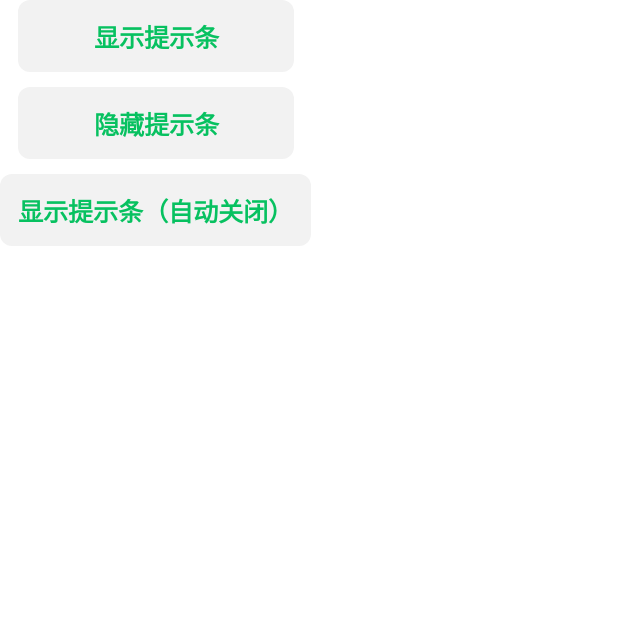
After one commit to ouyangsl/weui-compose, an Android app built with Jetpack Compose: the composable TopTipsSampleScreen shown on its own in the app's theme, on a phone screen of 412 x 824 dp, the top half of it. The commit adds this screen. Run offline under Robolectric (Android 15) with nearby library versions, the phone set to English and light mode, and no system bars.

Commit message:
添加 TopTip

```diff
--- a/common/src/commonMain/kotlin/weui/sample/Menu.kt
+++ b/common/src/commonMain/kotlin/weui/sample/Menu.kt
@@ -55,7 +55,7 @@ enum class Menu(
     Msg(title = "提示页", available = false),
     Picker(title = "多列选择器", available = false),
     Toast(title = "弹出式提示", available = false),
-    TopTips(title = "顶部提示条", available = false)
+    TopTips(title = "顶部提示条", available = true)
 }
 
 /**
--- a/common/src/commonMain/kotlin/weui/sample/SampleScreen.kt
+++ b/common/src/commonMain/kotlin/weui/sample/SampleScreen.kt
@@ -8,6 +8,7 @@ import androidx.compose.ui.Modifier
 import androidx.compose.ui.unit.dp
 import weui.sample.button.ButtonSampleScreen
 import weui.sample.dialog.DialogSampleScreen
+import weui.sample.dialog.TopTipsSampleScreen
 import weui.sample.progress.ProgressSampleScreen
 
 /**
@@ -25,6 +26,7 @@ fun SampleScreen(
             Menu.Button -> ButtonSampleScreen(sampleModifier)
             Menu.Progress -> ProgressSampleScreen(sampleModifier)
             Menu.Dialog -> DialogSampleScreen(sampleModifier)
+            Menu.TopTips -> TopTipsSampleScreen(sampleModifier)
             null -> NullSampleScreen(sampleModifier)
             else -> NotAvailableSampleScreen(sampleModifier)
         }
--- /dev/null
+++ b/common/src/commonMain/kotlin/weui/sample/dialog/TopTipsSampleScreen.kt
@@ -0,0 +1,52 @@
+package weui.sample.dialog
+
+import androidx.compose.foundation.layout.Arrangement
+import androidx.compose.foundation.layout.Column
+import androidx.compose.runtime.*
+import androidx.compose.ui.Alignment
+import androidx.compose.ui.Modifier
+import androidx.compose.ui.unit.dp
+import kotlinx.coroutines.delay
+import weui.components.button.Button
+import weui.components.dialog.TopTips
+
+@Composable
+fun TopTipsSampleScreen(modifier: Modifier = Modifier) {
+    var isShow by remember { mutableStateOf(false) }
+    var isAutoDismiss by remember { mutableStateOf(false) }
+
+    LaunchedEffect(isAutoDismiss) {
+        if (isAutoDismiss) {
+            delay(1000)
+
+            isShow = false
+            isAutoDismiss = false
+        }
+    }
+
+    Column(
+        verticalArrangement = Arrangement.spacedBy(
+            space = 10.dp,
+            alignment = Alignment.CenterVertically
+        ),
+        horizontalAlignment = Alignment.CenterHorizontally,
+        modifier = modifier
+    ) {
+        Button(text = "显示提示条") {
+            isShow = true
+        }
+
+        Button(text = "隐藏提示条") {
+            isShow = false
+        }
+
+        Button(text = "显示提示条（自动关闭）") {
+            isShow = true
+            isAutoDismiss = true
+        }
+    }
+
+    if (isShow) {
+        TopTips(text = "错误提示")
+    }
+}
```
Also changed, not shown: common/src/androidMain/kotlin/weui/components/dialog/AndroidTopTips.kt (added, +13 -0 lines), common/src/commonMain/kotlin/weui/WindowSizeClasses.kt (added, +22 -0 lines), common/src/commonMain/kotlin/weui/components/dialog/TopTips.kt (added, +64 -0 lines), 3 other files.
